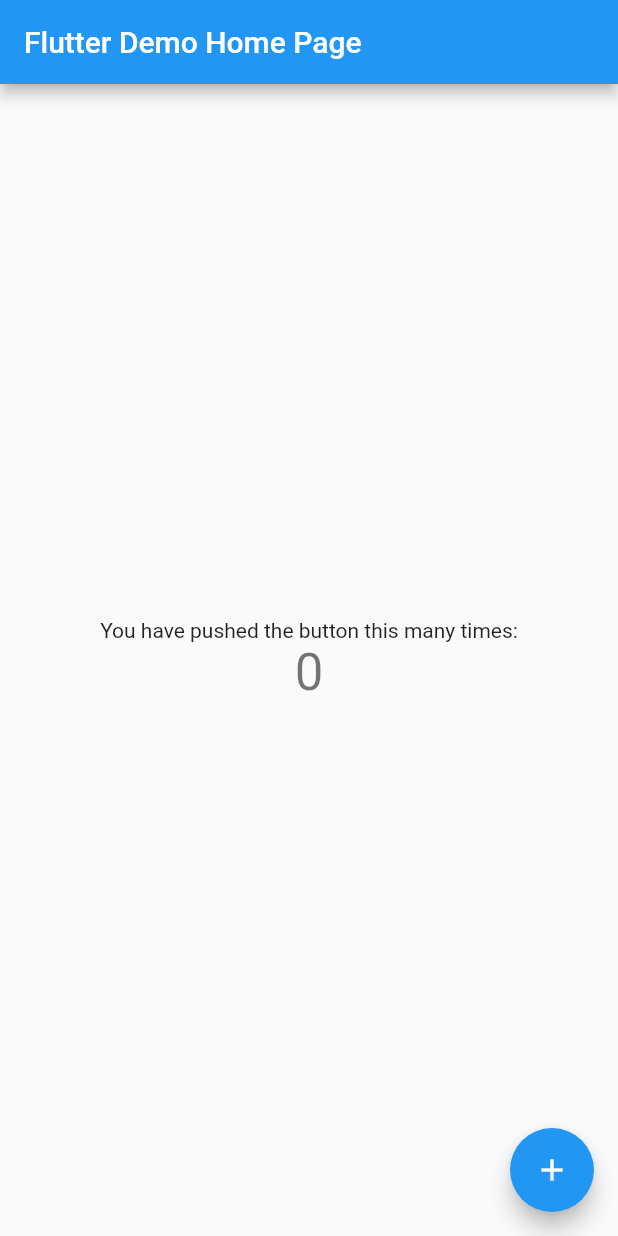
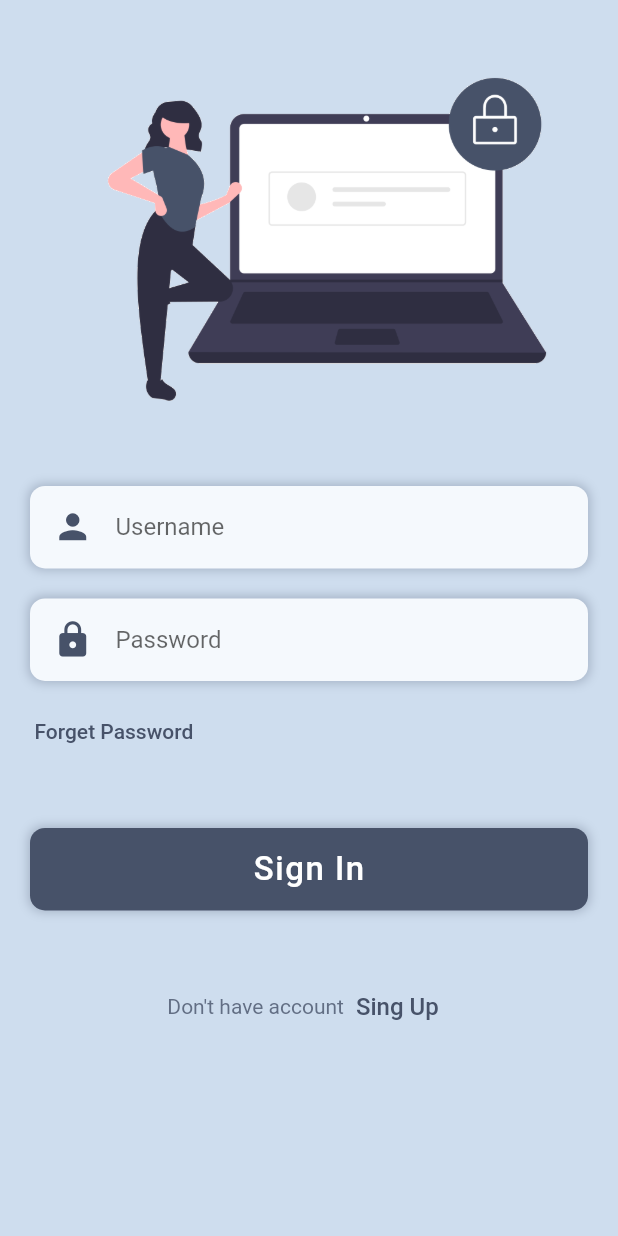
Before and after one commit to aospiridonov/flutter_nike_shoe_ui_design, a Flutter app: the screen it shows after launch, on a phone screen of 412 x 824 dp. Run offline on Flutter 3.47's test engine with Material 2 defaults, Android fonts, the light colour scheme and no system bars.

Commit message:
add assets and LoginPage

```diff
--- a/lib/main.dart
+++ b/lib/main.dart
@@ -1,115 +1,21 @@
 import 'package:flutter/material.dart';
+import 'package:flutter_nike_shoe_ui_design/pages/login_page.dart';
 
-void main() {
-  runApp(const MyApp());
-}
+void main() => runApp(MyApp());
 
 class MyApp extends StatelessWidget {
   const MyApp({Key? key}) : super(key: key);
 
-  // This widget is the root of your application.
   @override
   Widget build(BuildContext context) {
     return MaterialApp(
-      title: 'Flutter Demo',
+      debugShowCheckedModeBanner: false,
       theme: ThemeData(
-        // This is the theme of your application.
-        //
-        // Try running your application with "flutter run". You'll see the
-        // application has a blue toolbar. Then, without quitting the app, try
-        // changing the primarySwatch below to Colors.green and then invoke
-        // "hot reload" (press "r" in the console where you ran "flutter run",
-        // or simply save your changes to "hot reload" in a Flutter IDE).
-        // Notice that the counter didn't reset back to zero; the application
-        // is not restarted.
-        primarySwatch: Colors.blue,
+        scaffoldBackgroundColor: const Color(0xffceddee),
       ),
-      home: const MyHomePage(title: 'Flutter Demo Home Page'),
+      routes: {
+        "/": (context) => const LoginPage(),
+      },
     );
   }
 }
-
-class MyHomePage extends StatefulWidget {
-  const MyHomePage({Key? key, required this.title}) : super(key: key);
-
-  // This widget is the home page of your application. It is stateful, meaning
-  // that it has a State object (defined below) that contains fields that affect
-  // how it looks.
-
-  // This class is the configuration for the state. It holds the values (in this
-  // case the title) provided by the parent (in this case the App widget) and
-  // used by the build method of the State. Fields in a Widget subclass are
-  // always marked "final".
-
-  final String title;
-
-  @override
-  State<MyHomePage> createState() => _MyHomePageState();
-}
-
-class _MyHomePageState extends State<MyHomePage> {
-  int _counter = 0;
-
-  void _incrementCounter() {
-    setState(() {
-      // This call to setState tells the Flutter framework that something has
-      // changed in this State, which causes it to rerun the build method below
-      // so that the display can reflect the updated values. If we changed
-      // _counter without calling setState(), then the build method would not be
-      // called again, and so nothing would appear to happen.
-      _counter++;
-    });
-  }
-
-  @override
-  Widget build(BuildContext context) {
-    // This method is rerun every time setState is called, for instance as done
-    // by the _incrementCounter method above.
-    //
-    // The Flutter framework has been optimized to make rerunning build methods
-    // fast, so that you can just rebuild anything that needs updating rather
-    // than having to individually change instances of widgets.
-    return Scaffold(
-      appBar: AppBar(
-        // Here we take the value from the MyHomePage object that was created by
-        // the App.build method, and use it to set our appbar title.
-        title: Text(widget.title),
-      ),
-      body: Center(
-        // Center is a layout widget. It takes a single child and positions it
-        // in the middle of the parent.
-        child: Column(
-          // Column is also a layout widget. It takes a list of children and
-          // arranges them vertically. By default, it sizes itself to fit its
-          // children horizontally, and tries to be as tall as its parent.
-          //
-          // Invoke "debug painting" (press "p" in the console, choose the
-          // "Toggle Debug Paint" action from the Flutter Inspector in Android
-          // Studio, or the "Toggle Debug Paint" command in Visual Studio Code)
-          // to see the wireframe for each widget.
-          //
-          // Column has various properties to control how it sizes itself and
-          // how it positions its children. Here we use mainAxisAlignment to
-          // center the children vertically; the main axis here is the vertical
-          // axis because Columns are vertical (the cross axis would be
-          // horizontal).
-          mainAxisAlignment: MainAxisAlignment.center,
-          children: <Widget>[
-            const Text(
-              'You have pushed the button this many times:',
-            ),
-            Text(
-              '$_counter',
-              style: Theme.of(context).textTheme.headline4,
-            ),
-          ],
-        ),
-      ),
-      floatingActionButton: FloatingActionButton(
-        onPressed: _incrementCounter,
-        tooltip: 'Increment',
-        child: const Icon(Icons.add),
-      ), // This trailing comma makes auto-formatting nicer for build methods.
-    );
-  }
-}
--- /dev/null
+++ b/lib/pages/login_page.dart
@@ -0,0 +1,168 @@
+import 'package:flutter/material.dart';
+
+class LoginPage extends StatelessWidget {
+  const LoginPage({Key? key}) : super(key: key);
+
+  @override
+  Widget build(BuildContext context) {
+    return Scaffold(
+      body: SingleChildScrollView(
+        child: SafeArea(
+          child: Column(
+            children: [
+              Padding(
+                padding: const EdgeInsets.symmetric(vertical: 20),
+                child: Image.asset('assets/images/login.png'),
+              ),
+              Container(
+                margin: const EdgeInsets.symmetric(horizontal: 20),
+                padding: const EdgeInsets.symmetric(horizontal: 15),
+                height: 55,
+                decoration: BoxDecoration(
+                  color: const Color(0xFFF5F9FD),
+                  borderRadius: BorderRadius.circular(10),
+                  boxShadow: [
+                    BoxShadow(
+                      color: const Color(0xFF475269).withOpacity(0.3),
+                      blurRadius: 5,
+                      spreadRadius: 1,
+                    ),
+                  ],
+                ),
+                child: Row(
+                  children: [
+                    const Icon(
+                      Icons.person,
+                      size: 27,
+                      color: Color(0xFF475269),
+                    ),
+                    const SizedBox(width: 15),
+                    Container(
+                      //margin:
+                      width: 250,
+                      child: TextFormField(
+                        decoration: const InputDecoration(
+                          border: InputBorder.none,
+                          hintText: 'Username',
+                        ),
+                      ),
+                    ),
+                  ],
+                ),
+              ),
+              const SizedBox(height: 20),
+              Container(
+                margin: const EdgeInsets.symmetric(horizontal: 20),
+                padding: const EdgeInsets.symmetric(horizontal: 15),
+                height: 55,
+                decoration: BoxDecoration(
+                  color: const Color(0xFFF5F9FD),
+                  borderRadius: BorderRadius.circular(10),
+                  boxShadow: [
+                    BoxShadow(
+                      color: const Color(0xFF475269).withOpacity(0.3),
+                      blurRadius: 5,
+                      spreadRadius: 1,
+                    ),
+                  ],
+                ),
+                child: Row(
+                  children: [
+                    const Icon(
+                      Icons.lock,
+                      size: 27,
+                      color: Color(0xFF475269),
+                    ),
+                    const SizedBox(width: 15),
+                    Container(
+                      width: 250,
+                      child: TextFormField(
+                        decoration: const InputDecoration(
+                          border: InputBorder.none,
+                          hintText: 'Password',
+                        ),
+                      ),
+                    ),
+                  ],
+                ),
+              ),
+              const SizedBox(height: 10),
+              Container(
+                margin: const EdgeInsets.only(left: 15),
+                alignment: Alignment.centerLeft,
+                child: TextButton(
+                  onPressed: () {},
+                  child: const Text(
+                    'Forget Password',
+                    style: TextStyle(
+                      color: Color(0xFF475269),
+                      fontSize: 14,
+                      fontWeight: FontWeight.w500,
+                    ),
+                  ),
+                ),
+              ),
+              const SizedBox(height: 40),
+              InkWell(
+                onTap: () {
+                  Navigator.pushNamed(context, 'homePage');
+                },
+                child: Container(
+                  alignment: Alignment.center,
+                  margin: const EdgeInsets.symmetric(horizontal: 20),
+                  padding: const EdgeInsets.symmetric(horizontal: 15),
+                  height: 55,
+                  width: double.infinity,
+                  decoration: BoxDecoration(
+                    color: const Color(0xFF475269),
+                    borderRadius: BorderRadius.circular(10),
+                    boxShadow: [
+                      BoxShadow(
+                        color: const Color(0xFF475269).withOpacity(0.3),
+                        blurRadius: 5,
+                        spreadRadius: 1,
+                      ),
+                    ],
+                  ),
+                  child: const Text(
+                    'Sign In',
+                    style: TextStyle(
+                      color: Colors.white,
+                      fontSize: 22,
+                      fontWeight: FontWeight.w500,
+                      letterSpacing: 1,
+                    ),
+                  ),
+                ),
+              ),
+              const SizedBox(height: 40),
+              Row(
+                mainAxisAlignment: MainAxisAlignment.center,
+                children: [
+                  Text(
+                    'Don\'t have account',
+                    style: TextStyle(
+                      color: const Color(0xFF475269).withOpacity(0.8),
+                      fontSize: 14,
+                    ),
+                  ),
+                  TextButton(
+                    onPressed: () {},
+                    child: const Text(
+                      'Sing Up',
+                      style: TextStyle(
+                        color: Color(0xFF475269),
+                        fontSize: 16,
+                        fontWeight: FontWeight.w500,
+                      ),
+                    ),
+                  ),
+                ],
+              )
+            ],
+          ),
+        ),
+      ),
+    );
+  }
+}
--- a/pubspec.yaml
+++ b/pubspec.yaml
@@ -58,7 +58,8 @@
   uses-material-design: true
 
   # To add assets to your application, add an assets section, like this:
-  # assets:
+  assets:
+    - assets/images/
   #   - images/a_dot_burr.jpeg
   #   - images/a_dot_ham.jpeg
 
```
Also changed, not shown: assets/images/1.png (added), assets/images/2.png (added), assets/images/3.png (added), assets/images/4.png (added), assets/images/login.png (added).
